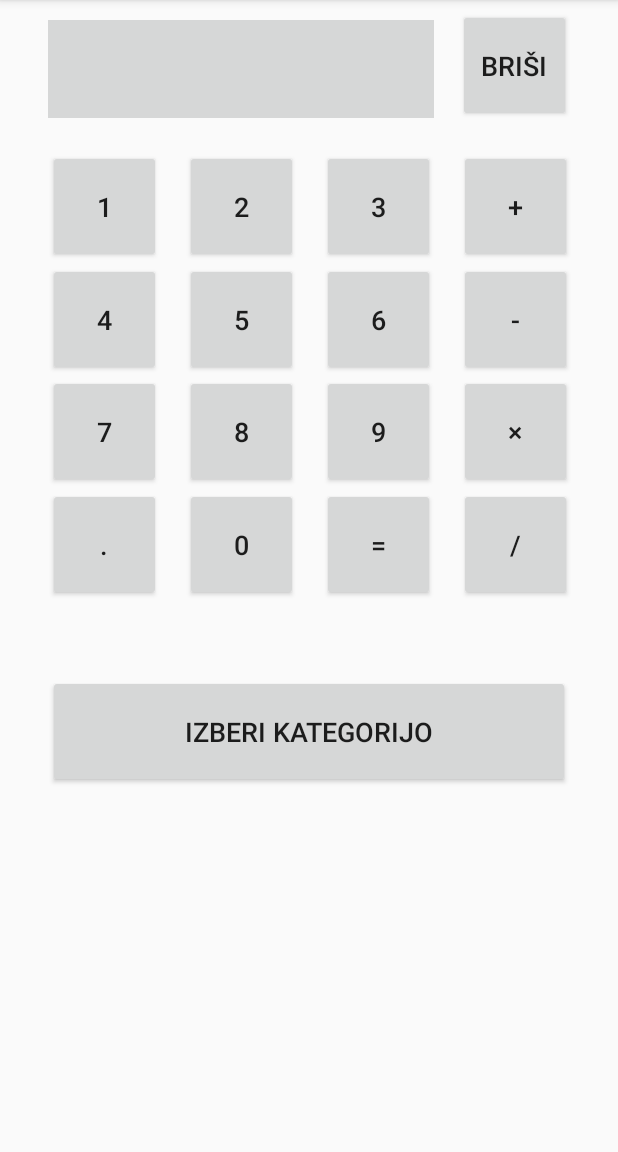
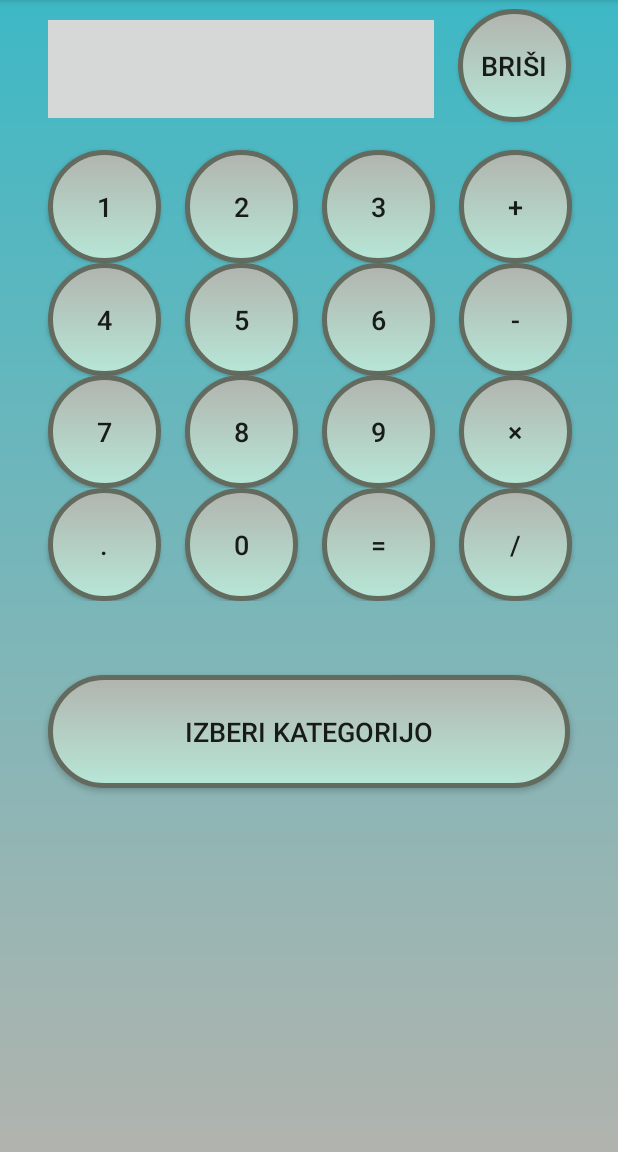
Before and after one commit to AneiMakovec/PersonalAssistant, an Android app: the DodajActivity screen opened directly, with no data from a screen before it, on a phone screen of 412 x 824 dp, the part 84-1236 px from its top. Run offline under Robolectric (Android 15) with nearby library versions, the phone set to English and light mode, and no system bars.

```diff
--- /dev/null
+++ b/app/src/main/res/drawable/main_activity_button.xml
@@ -0,0 +1,8 @@
+<?xml version="1.0" encoding="utf-8"?>
+<shape xmlns:android="http://schemas.android.com/apk/res/android" android:shape="rectangle">
+    <gradient android:startColor="@color/mainActivityBackBotGradient"
+        android:endColor="@color/mainActivityButtonBackground"
+        android:angle="270" />
+    <corners android:radius="100dp" />
+    <stroke android:width="5px" android:color="@color/mainActivityButtonBorder" />
+</shape>
--- /dev/null
+++ b/app/src/main/res/drawable/main_activity_gradient.xml
@@ -0,0 +1,7 @@
+<?xml version="1.0" encoding="utf-8"?>
+<shape xmlns:android="http://schemas.android.com/apk/res/android" android:shape="rectangle">
+    <gradient
+        android:startColor="@color/mainActivityBackTopGradient"
+        android:endColor="@color/mainActivityBackBotGradient"
+        android:angle="-270" />
+</shape>
--- a/app/src/main/res/layout/activity_dodaj.xml
+++ b/app/src/main/res/layout/activity_dodaj.xml
@@ -4,7 +4,8 @@
     xmlns:tools="http://schemas.android.com/tools"
     android:layout_width="match_parent"
     android:layout_height="match_parent"
-    tools:context="com.sminarska.emp.personalassistant.DodajActivity">
+    tools:context="com.sminarska.emp.personalassistant.DodajActivity"
+    android:background="@drawable/main_activity_gradient">
 
 
     <TableRow
@@ -31,7 +32,8 @@
             android:layout_marginLeft="16dp"
             android:text="Briši"
             android:textSize="18sp"
-            app:layout_constraintStart_toEndOf="@+id/rezultat" />
+            app:layout_constraintStart_toEndOf="@+id/rezultat"
+            android:background="@drawable/main_activity_button"/>
     </TableRow>
 
     <TableRow
@@ -46,7 +48,8 @@
             android:layout_marginLeft="16dp"
             android:text="1"
             android:textSize="18sp"
-            android:layout_marginTop="100dp" />
+            android:layout_marginTop="100dp"
+            android:background="@drawable/main_activity_button"/>
 
         <Button
             android:id="@+id/buttonDva"
@@ -56,7 +59,8 @@
             android:text="2"
             android:textSize="18sp"
             android:layout_marginTop="100dp"
-            app:layout_constraintStart_toEndOf="@+id/buttonEna" />
+            app:layout_constraintStart_toEndOf="@+id/buttonEna"
+            android:background="@drawable/main_activity_button"/>
 
         <Button
             android:id="@+id/buttonTri"
@@ -66,7 +70,8 @@
             android:text="3"
             android:textSize="18sp"
             android:layout_marginTop="100dp"
-            app:layout_constraintStart_toEndOf="@+id/buttonDva" />
+            app:layout_constraintStart_toEndOf="@+id/buttonDva"
+            android:background="@drawable/main_activity_button"/>
         <Button
             android:id="@+id/buttonPlus"
             android:layout_width="75dp"
@@ -75,7 +80,8 @@
             android:text="+"
             android:textSize="18sp"
             android:layout_marginTop="100dp"
-            app:layout_constraintStart_toEndOf="@+id/buttonTri" />
+            app:layout_constraintStart_toEndOf="@+id/buttonTri"
+            android:background="@drawable/main_activity_button"/>
     </TableRow>
 
     <TableRow
@@ -90,7 +96,8 @@
             android:layout_marginLeft="16dp"
             android:layout_marginTop="175dp"
             android:text="4"
-            android:textSize="18sp" />
+            android:textSize="18sp"
+            android:background="@drawable/main_activity_button"/>
 
         <Button
             android:id="@+id/buttonPet"
@@ -100,7 +107,8 @@
             android:layout_marginTop="175dp"
             android:text="5"
             android:textSize="18sp"
-            app:layout_constraintStart_toEndOf="@+id/buttonStiri" />
+            app:layout_constraintStart_toEndOf="@+id/buttonStiri"
+            android:background="@drawable/main_activity_button"/>
 
         <Button
             android:id="@+id/buttonSest"
@@ -110,7 +118,8 @@
             android:layout_marginTop="175dp"
             android:text="6"
             android:textSize="18sp"
-            app:layout_constraintStart_toEndOf="@+id/buttonPet" />
+            app:layout_constraintStart_toEndOf="@+id/buttonPet"
+            android:background="@drawable/main_activity_button"/>
 
         <Button
             android:id="@+id/buttonMinus"
@@ -120,7 +129,8 @@
             android:layout_marginTop="175dp"
             android:text="-"
             android:textSize="18sp"
-            app:layout_constraintStart_toEndOf="@+id/buttonSest" />
+            app:layout_constraintStart_toEndOf="@+id/buttonSest"
+            android:background="@drawable/main_activity_button"/>
     </TableRow>
 
     <TableRow
@@ -135,7 +145,8 @@
             android:layout_marginLeft="16dp"
             android:layout_marginTop="250dp"
             android:text="7"
-            android:textSize="18sp" />
+            android:textSize="18sp"
+            android:background="@drawable/main_activity_button"/>
 
         <Button
             android:id="@+id/buttonOsem"
@@ -145,7 +156,8 @@
             android:layout_marginTop="250dp"
             android:text="8"
             android:textSize="18sp"
-            app:layout_constraintStart_toEndOf="@+id/buttonSedem" />
+            app:layout_constraintStart_toEndOf="@+id/buttonSedem"
+            android:background="@drawable/main_activity_button"/>
 
         <Button
             android:id="@+id/buttonDevet"
@@ -155,7 +167,8 @@
             android:layout_marginTop="250dp"
             android:text="9"
             android:textSize="18sp"
-            app:layout_constraintStart_toEndOf="@+id/buttonOsem" />
+            app:layout_constraintStart_toEndOf="@+id/buttonOsem"
+            android:background="@drawable/main_activity_button"/>
 
         <Button
             android:id="@+id/buttonKrat"
@@ -165,7 +178,8 @@
             android:layout_marginTop="250dp"
             android:text="×"
             android:textSize="18sp"
-            app:layout_constraintStart_toEndOf="@+id/buttonDevet" />
+            app:layout_constraintStart_toEndOf="@+id/buttonDevet"
+            android:background="@drawable/main_activity_button"/>
     </TableRow>
 
     <TableRow
@@ -180,7 +194,8 @@
             android:layout_marginLeft="16dp"
             android:layout_marginTop="325dp"
             android:text="."
-            android:textSize="18sp" />
+            android:textSize="18sp"
+            android:background="@drawable/main_activity_button"/>
 
         <Button
             android:id="@+id/buttonNic"
@@ -190,7 +205,8 @@
             android:layout_marginTop="325dp"
             android:text="0"
             android:textSize="18sp"
-            app:layout_constraintStart_toEndOf="@+id/buttonPika" />
+            app:layout_constraintStart_toEndOf="@+id/buttonPika"
+            android:background="@drawable/main_activity_button"/>
 
         <Button
             android:id="@+id/buttonEnako"
@@ -200,7 +216,8 @@
             android:layout_marginTop="325dp"
             android:text="="
             android:textSize="18sp"
-            app:layout_constraintStart_toEndOf="@+id/buttonNic" />
+            app:layout_constraintStart_toEndOf="@+id/buttonNic"
+            android:background="@drawable/main_activity_button"/>
 
         <Button
             android:id="@+id/buttonDeljeno"
@@ -210,7 +227,8 @@
             android:layout_marginTop="325dp"
             android:text="/"
             android:textSize="18sp"
-            app:layout_constraintStart_toEndOf="@+id/buttonEnako" />
+            app:layout_constraintStart_toEndOf="@+id/buttonEnako"
+            android:background="@drawable/main_activity_button"/>
     </TableRow>
 
     <TableRow
@@ -225,7 +243,8 @@
             android:layout_marginLeft="16dp"
             android:layout_marginTop="450dp"
             android:text="Izberi kategorijo"
-            android:textSize="18sp" />
+            android:textSize="18sp"
+            android:background="@drawable/main_activity_button"/>
 
     </TableRow>
 
--- a/app/src/main/res/layout/activity_kategorije.xml
+++ b/app/src/main/res/layout/activity_kategorije.xml
@@ -4,7 +4,8 @@
     xmlns:tools="http://schemas.android.com/tools"
     android:layout_width="match_parent"
     android:layout_height="match_parent"
-    tools:context="com.sminarska.emp.personalassistant.KategorijeActivity">
+    tools:context="com.sminarska.emp.personalassistant.KategorijeActivity"
+    android:background="@drawable/main_activity_gradient">
 
 
     <TableRow
@@ -33,7 +34,8 @@
             android:layout_marginLeft="16dp"
             android:layout_marginTop="450dp"
             android:text="Dodaj kategorijo"
-            android:textSize="16sp" />
+            android:textSize="16sp"
+            android:background="@drawable/main_activity_button"/>
     </TableRow>
 
 </android.support.constraint.ConstraintLayout>
--- a/app/src/main/res/layout/list_group.xml
+++ b/app/src/main/res/layout/list_group.xml
@@ -4,7 +4,7 @@
     android:layout_height="wrap_content"
     android:orientation="vertical"
     android:padding="8dp"
-    android:background="#000000">
+    android:background="@drawable/expandable_list_item_gradient">
 
 
     <TextView
@@ -13,6 +13,6 @@
         android:layout_height="wrap_content"
         android:paddingLeft="?android:attr/expandableListPreferredItemPaddingLeft"
         android:textSize="17dp"
-        android:textColor="#f9f93d" />
+        android:textColor="@color/listItemTextGradient" />
 
 </LinearLayout>
--- a/app/src/main/res/values/colors.xml
+++ b/app/src/main/res/values/colors.xml
@@ -3,4 +3,22 @@
     <color name="colorPrimary">#3F51B5</color>
     <color name="colorPrimaryDark">#303F9F</color>
     <color name="colorAccent">#FF4081</color>
+
+    <color name="listItemBackTopGradient">#13667b</color>
+    <color name="listItemBackBotGradient">#00c5cd</color>
+    <color name="listItemTextGradient">#ffe17e</color>
+
+    <color name="mainActivityBackTopGradient">#3eb8c5</color>
+    <color name="mainActivityBackBotGradient">#b1b4ae</color>
+    <color name="mainActivityButtonBackground">#b7e7d7</color>
+    <color name="mainActivityButtonBorder">#636a5e</color>
+
+    <color name="statColorOne">#254980</color>
+    <color name="statColorTwo">#ffe17e</color>
+    <color name="statColorThree">#ff8000</color>
+    <color name="statColorFour">#c5007f</color>
+    <color name="statColorFive">#0088cf</color>
+    <color name="statColorSix">#ffc0cb</color>
+    <color name="statColorSeven">#966e09</color>
+    <color name="statColorEight">#9e1433</color>
 </resources>
```
Also changed, not shown: app/src/main/java/com/sminarska/emp/personalassistant/MainActivity.java (+57 -38 lines), app/src/main/java/com/sminarska/emp/personalassistant/StatActivity.java (+21 -9 lines), app/src/main/res/drawable/expandable_list_item_gradient.xml (added, +7 -0 lines), app/src/main/res/layout/activity_main.xml (+6 -3 lines), app/src/main/res/layout/activity_stat.xml (+5 -3 lines).
